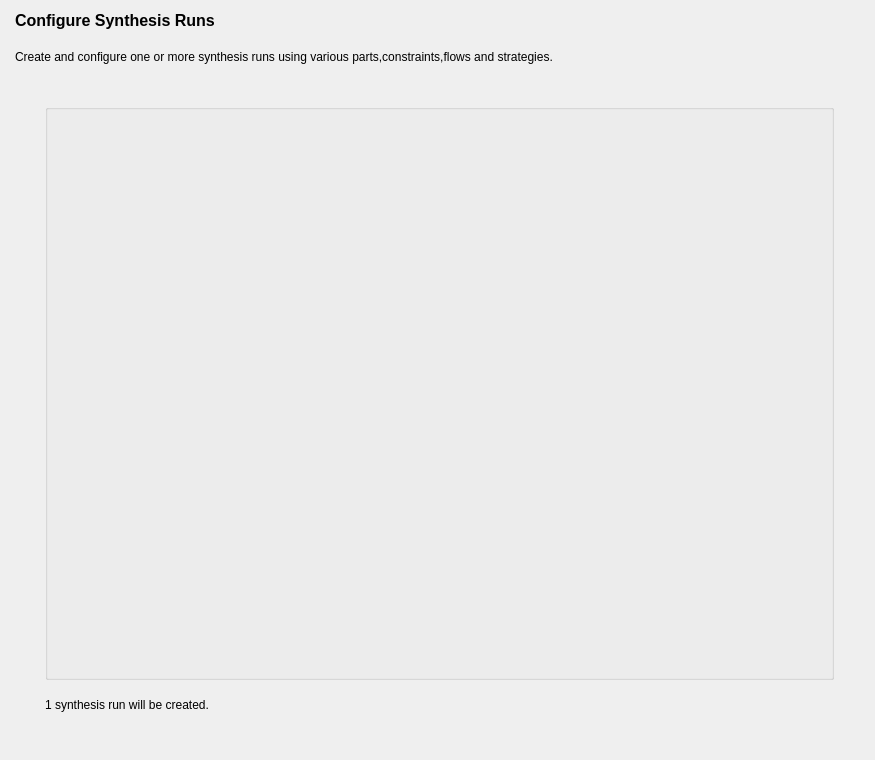
os-fpga/FOEDAG, file src/DesignRuns/create_runs_form.ui: the form before one commit.
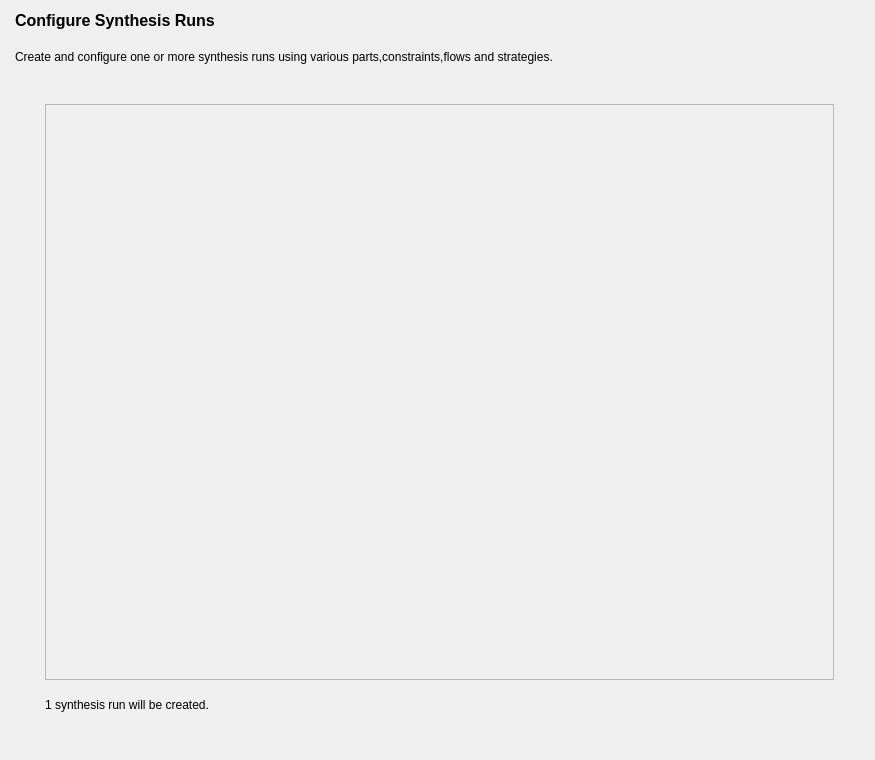
The form after the commit.

Diff of the .ui file:
```diff
--- a/src/DesignRuns/create_runs_form.ui
+++ b/src/DesignRuns/create_runs_form.ui
@@ -77,9 +77,12 @@
         <number>25</number>
        </property>
        <item>
-        <widget class="QGroupBox" name="m_groupBox">
-         <property name="title">
-          <string/>
+        <widget class="QFrame" name="m_frame">
+         <property name="frameShape">
+          <enum>QFrame::StyledPanel</enum>
+         </property>
+         <property name="frameShadow">
+          <enum>QFrame::Raised</enum>
          </property>
         </widget>
        </item>
```
